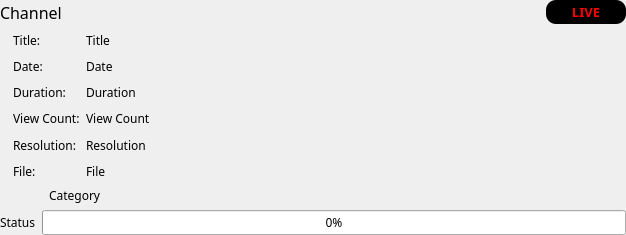
Before: the Qt Designer form resources/ui/downloadPreview.ui in devhotteok/TwitchLink, drawn with Qt 5.
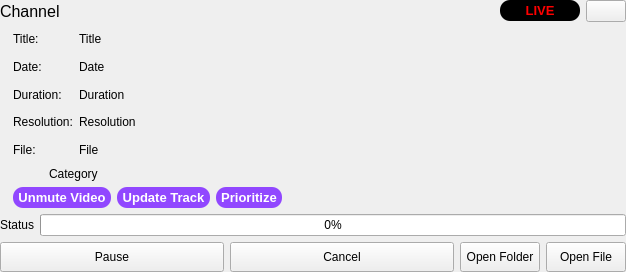
After: the same form once the commit is applied. Icons and pictures are not drawn.

```diff
--- a/resources/ui/downloadPreview.ui
+++ b/resources/ui/downloadPreview.ui
@@ -7,13 +7,14 @@
     <x>0</x>
     <y>0</y>
     <width>626</width>
-    <height>235</height>
+    <height>272</height>
    </rect>
   </property>
-  <property name="font">
-   <font>
-    <family>Arial Rounded MT Bold</family>
-   </font>
+  <property name="cursor">
+   <cursorShape>PointingHandCursor</cursorShape>
+  </property>
+  <property name="locale">
+   <locale language="English" country="UnitedStates"/>
   </property>
   <layout class="QVBoxLayout" name="FormLayout">
    <property name="leftMargin">
@@ -53,7 +54,6 @@
        <widget class="QLabel" name="user_name">
         <property name="font">
          <font>
-          <family>Arial Rounded MT Bold</family>
           <pointsize>12</pointsize>
          </font>
         </property>
@@ -98,7 +98,6 @@
           <widget class="QLabel" name="liveLabel">
            <property name="font">
             <font>
-             <family>Arial Rounded MT Bold</family>
              <pointsize>10</pointsize>
              <weight>75</weight>
              <bold>true</bold>
@@ -115,6 +114,23 @@
         </layout>
        </widget>
       </item>
+      <item>
+       <widget class="QPushButton" name="closeButton">
+        <property name="sizePolicy">
+         <sizepolicy hsizetype="Fixed" vsizetype="Fixed">
+          <horstretch>0</horstretch>
+          <verstretch>0</verstretch>
+         </sizepolicy>
+        </property>
+        <property name="text">
+         <string/>
+        </property>
+        <property name="icon">
+         <iconset>
+          <normaloff>../icons/close.svg</normaloff>../icons/close.svg</iconset>
+        </property>
+       </widget>
+      </item>
      </layout>
     </widget>
    </item>
@@ -169,12 +185,6 @@
           <height>0</height>
          </size>
         </property>
-        <property name="maximumSize">
-         <size>
-          <width>16777215</width>
-          <height>400</height>
-         </size>
-        </property>
         <layout class="QVBoxLayout" name="infoAreaLayout">
          <property name="leftMargin">
           <number>0</number>
@@ -222,71 +232,6 @@
               </property>
              </widget>
             </item>
-            <item row="1" column="0">
-             <widget class="QLabel" name="dateInfo">
-              <property name="sizePolicy">
-               <sizepolicy hsizetype="Preferred" vsizetype="Expanding">
-                <horstretch>0</horstretch>
-                <verstretch>0</verstretch>
-               </sizepolicy>
-              </property>
-              <property name="text">
-               <string>Date:</string>
-              </property>
-             </widget>
-            </item>
-            <item row="2" column="0">
-             <widget class="QLabel" name="durationInfo">
-              <property name="sizePolicy">
-               <sizepolicy hsizetype="Preferred" vsizetype="Expanding">
-                <horstretch>0</horstretch>
-                <verstretch>0</verstretch>
-               </sizepolicy>
-              </property>
-              <property name="text">
-               <string>Duration:</string>
-              </property>
-             </widget>
-            </item>
-            <item row="3" column="0">
-             <widget class="QLabel" name="view_countInfo">
-              <property name="sizePolicy">
-               <sizepolicy hsizetype="Preferred" vsizetype="Expanding">
-                <horstretch>0</horstretch>
-                <verstretch>0</verstretch>
-               </sizepolicy>
-              </property>
-              <property name="text">
-               <string>View Count:</string>
-              </property>
-             </widget>
-            </item>
-            <item row="4" column="0">
-             <widget class="QLabel" name="resolutionInfo">
-              <property name="sizePolicy">
-               <sizepolicy hsizetype="Preferred" vsizetype="Expanding">
-                <horstretch>0</horstretch>
-                <verstretch>0</verstretch>
-               </sizepolicy>
-              </property>
-              <property name="text">
-               <string>Resolution:</string>
-              </property>
-             </widget>
-            </item>
-            <item row="5" column="0">
-             <widget class="QLabel" name="fileInfo">
-              <property name="sizePolicy">
-               <sizepolicy hsizetype="Preferred" vsizetype="Expanding">
-                <horstretch>0</horstretch>
-                <verstretch>0</verstretch>
-               </sizepolicy>
-              </property>
-              <property name="text">
-               <string>File:</string>
-              </property>
-             </widget>
-            </item>
             <item row="0" column="1">
              <widget class="QLabel" name="title">
               <property name="sizePolicy">
@@ -300,6 +245,19 @@
               </property>
              </widget>
             </item>
+            <item row="1" column="0">
+             <widget class="QLabel" name="dateInfo">
+              <property name="sizePolicy">
+               <sizepolicy hsizetype="Preferred" vsizetype="Expanding">
+                <horstretch>0</horstretch>
+                <verstretch>0</verstretch>
+               </sizepolicy>
+              </property>
+              <property name="text">
+               <string>Date:</string>
+              </property>
+             </widget>
+            </item>
             <item row="1" column="1">
              <widget class="QLabel" name="date">
               <property name="sizePolicy">
@@ -313,6 +271,19 @@
               </property>
              </widget>
             </item>
+            <item row="2" column="0">
+             <widget class="QLabel" name="durationInfo">
+              <property name="sizePolicy">
+               <sizepolicy hsizetype="Preferred" vsizetype="Expanding">
+                <horstretch>0</horstretch>
+                <verstretch>0</verstretch>
+               </sizepolicy>
+              </property>
+              <property name="text">
+               <string>Duration:</string>
+              </property>
+             </widget>
+            </item>
             <item row="2" column="1">
              <widget class="QLabel" name="duration">
               <property name="sizePolicy">
@@ -326,20 +297,20 @@
               </property>
              </widget>
             </item>
+            <item row="3" column="0">
+             <widget class="QLabel" name="resolutionInfo">
+              <property name="sizePolicy">
+               <sizepolicy hsizetype="Preferred" vsizetype="Expanding">
+                <horstretch>0</horstretch>
+                <verstretch>0</verstretch>
+               </sizepolicy>
+              </property>
+              <property name="text">
+               <string>Resolution:</string>
+              </property>
+             </widget>
+            </item>
             <item row="3" column="1">
-             <widget class="QLabel" name="view_count">
-              <property name="sizePolicy">
-               <sizepolicy hsizetype="Ignored" vsizetype="Expanding">
-                <horstretch>0</horstretch>
-                <verstretch>0</verstretch>
-               </sizepolicy>
-              </property>
-              <property name="text">
-               <string>View Count</string>
-              </property>
-             </widget>
-            </item>
-            <item row="4" column="1">
              <widget class="QLabel" name="resolution">
               <property name="sizePolicy">
                <sizepolicy hsizetype="Ignored" vsizetype="Expanding">
@@ -352,7 +323,20 @@
               </property>
              </widget>
             </item>
-            <item row="5" column="1">
+            <item row="4" column="0">
+             <widget class="QLabel" name="fileInfo">
+              <property name="sizePolicy">
+               <sizepolicy hsizetype="Preferred" vsizetype="Expanding">
+                <horstretch>0</horstretch>
+                <verstretch>0</verstretch>
+               </sizepolicy>
+              </property>
+              <property name="text">
+               <string>File:</string>
+              </property>
+             </widget>
+            </item>
+            <item row="4" column="1">
              <widget class="QLabel" name="file">
               <property name="sizePolicy">
                <sizepolicy hsizetype="Ignored" vsizetype="Expanding">
@@ -419,11 +403,6 @@
             </item>
             <item>
              <widget class="QLabel" name="category">
-              <property name="font">
-               <font>
-                <family>Arial Rounded MT Bold</family>
-               </font>
-              </property>
               <property name="text">
                <string>Category</string>
               </property>
@@ -432,6 +411,186 @@
            </layout>
           </widget>
          </item>
+         <item>
+          <widget class="QWidget" name="tagArea" native="true">
+           <property name="sizePolicy">
+            <sizepolicy hsizetype="Fixed" vsizetype="Preferred">
+             <horstretch>0</horstretch>
+             <verstretch>0</verstretch>
+            </sizepolicy>
+           </property>
+           <layout class="QHBoxLayout" name="tagAreaLayout">
+            <property name="leftMargin">
+             <number>0</number>
+            </property>
+            <property name="topMargin">
+             <number>0</number>
+            </property>
+            <property name="rightMargin">
+             <number>0</number>
+            </property>
+            <property name="bottomMargin">
+             <number>0</number>
+            </property>
+            <item>
+             <widget class="QWidget" name="unmuteVideoTag" native="true">
+              <property name="sizePolicy">
+               <sizepolicy hsizetype="Preferred" vsizetype="Fixed">
+                <horstretch>0</horstretch>
+                <verstretch>0</verstretch>
+               </sizepolicy>
+              </property>
+              <property name="minimumSize">
+               <size>
+                <width>0</width>
+                <height>20</height>
+               </size>
+              </property>
+              <property name="styleSheet">
+               <string notr="true">color: rgb(255, 255, 255);
+background-color: rgb(145, 71, 255);
+border-radius: 10px;</string>
+              </property>
+              <layout class="QVBoxLayout" name="unmuteVideoTagLayout">
+               <property name="leftMargin">
+                <number>5</number>
+               </property>
+               <property name="topMargin">
+                <number>3</number>
+               </property>
+               <property name="rightMargin">
+                <number>5</number>
+               </property>
+               <property name="bottomMargin">
+                <number>3</number>
+               </property>
+               <item>
+                <widget class="QLabel" name="unmuteVideoTagLabel">
+                 <property name="font">
+                  <font>
+                   <pointsize>10</pointsize>
+                   <weight>75</weight>
+                   <bold>true</bold>
+                  </font>
+                 </property>
+                 <property name="text">
+                  <string>Unmute Video</string>
+                 </property>
+                 <property name="alignment">
+                  <set>Qt::AlignCenter</set>
+                 </property>
+                </widget>
+               </item>
+              </layout>
+             </widget>
+            </item>
+            <item>
+             <widget class="QWidget" name="updateTrackTag" native="true">
+              <property name="sizePolicy">
+               <sizepolicy hsizetype="Preferred" vsizetype="Fixed">
+                <horstretch>0</horstretch>
+                <verstretch>0</verstretch>
+               </sizepolicy>
+              </property>
+              <property name="minimumSize">
+               <size>
+                <width>0</width>
+                <height>20</height>
+               </size>
+              </property>
+              <property name="styleSheet">
+               <string notr="true">color: rgb(255, 255, 255);
+background-color: rgb(145, 71, 255);
+border-radius: 10px;</string>
+              </property>
+              <layout class="QVBoxLayout" name="updateTrackTagLayout">
+               <property name="leftMargin">
+                <number>5</number>
+               </property>
+               <property name="topMargin">
+                <number>3</number>
+               </property>
+               <property name="rightMargin">
+                <number>5</number>
+               </property>
+               <property name="bottomMargin">
+                <number>3</number>
+               </property>
+               <item>
+                <widget class="QLabel" name="updateTrackTagLabel">
+                 <property name="font">
+                  <font>
+                   <pointsize>10</pointsize>
+                   <weight>75</weight>
+                   <bold>true</bold>
+                  </font>
+                 </property>
+                 <property name="text">
+                  <string>Update Track</string>
+                 </property>
+                 <property name="alignment">
+                  <set>Qt::AlignCenter</set>
+                 </property>
+                </widget>
+               </item>
+              </layout>
+             </widget>
+            </item>
+            <item>
+             <widget class="QWidget" name="prioritizeTag" native="true">
+              <property name="sizePolicy">
+               <sizepolicy hsizetype="Preferred" vsizetype="Fixed">
+                <horstretch>0</horstretch>
+                <verstretch>0</verstretch>
+               </sizepolicy>
+              </property>
+              <property name="minimumSize">
+               <size>
+                <width>0</width>
+                <height>20</height>
+               </size>
+              </property>
+              <property name="styleSheet">
+               <string notr="true">color: rgb(255, 255, 255);
+background-color: rgb(145, 71, 255);
+border-radius: 10px;</string>
+              </property>
+              <layout class="QVBoxLayout" name="prioritizeTagLayout">
+               <property name="leftMargin">
+                <number>5</number>
+               </property>
+               <property name="topMargin">
+                <number>3</number>
+               </property>
+               <property name="rightMargin">
+                <number>5</number>
+               </property>
+               <property name="bottomMargin">
+                <number>3</number>
+               </property>
+               <item>
+                <widget class="QLabel" name="prioritizeTagLabel">
+                 <property name="font">
+                  <font>
+                   <pointsize>10</pointsize>
+                   <weight>75</weight>
+                   <bold>true</bold>
+                  </font>
+                 </property>
+                 <property name="text">
+                  <string>Prioritize</string>
+                 </property>
+                 <property name="alignment">
+                  <set>Qt::AlignCenter</set>
+                 </property>
+                </widget>
+               </item>
+              </layout>
+             </widget>
+            </item>
+           </layout>
+          </widget>
+         </item>
         </layout>
        </widget>
       </item>
@@ -461,7 +620,7 @@
        </widget>
       </item>
       <item>
-       <widget class="QProgressBar" name="downloadProgressBar">
+       <widget class="QProgressBar" name="progressBar">
         <property name="value">
          <number>0</number>
         </property>
@@ -470,6 +629,88 @@
      </layout>
     </widget>
    </item>
+   <item>
+    <widget class="QWidget" name="buttonArea" native="true">
+     <property name="sizePolicy">
+      <sizepolicy hsizetype="Preferred" vsizetype="Fixed">
+       <horstretch>0</horstretch>
+       <verstretch>0</verstretch>
+      </sizepolicy>
+     </property>
+     <property name="minimumSize">
+      <size>
+       <width>0</width>
+       <height>30</height>
+      </size>
+     </property>
+     <layout class="QHBoxLayout" name="buttonAreaLayout">
+      <property name="leftMargin">
+       <number>0</number>
+      </property>
+      <property name="topMargin">
+       <number>0</number>
+      </property>
+      <property name="rightMargin">
+       <number>0</number>
+      </property>
+      <property name="bottomMargin">
+       <number>0</number>
+      </property>
+      <item>
+       <widget class="QPushButton" name="pauseButton">
+        <property name="sizePolicy">
+         <sizepolicy hsizetype="Expanding" vsizetype="Preferred">
+          <horstretch>0</horstretch>
+          <verstretch>0</verstretch>
+         </sizepolicy>
+        </property>
+        <property name="text">
+         <string>Pause</string>
+        </property>
+       </widget>
+      </item>
+      <item>
+       <widget class="QPushButton" name="cancelButton">
+        <property name="sizePolicy">
+         <sizepolicy hsizetype="Expanding" vsizetype="Preferred">
+          <horstretch>0</horstretch>
+          <verstretch>0</verstretch>
+         </sizepolicy>
+        </property>
+        <property name="text">
+         <string>Cancel</string>
+        </property>
+       </widget>
+      </item>
+      <item>
+       <widget class="QPushButton" name="openFolderButton">
+        <property name="sizePolicy">
+         <sizepolicy hsizetype="Minimum" vsizetype="Preferred">
+          <horstretch>0</horstretch>
+          <verstretch>0</verstretch>
+         </sizepolicy>
+        </property>
+        <property name="text">
+         <string>Open Folder</string>
+        </property>
+       </widget>
+      </item>
+      <item>
+       <widget class="QPushButton" name="openFileButton">
+        <property name="sizePolicy">
+         <sizepolicy hsizetype="Minimum" vsizetype="Preferred">
+          <horstretch>0</horstretch>
+          <verstretch>0</verstretch>
+         </sizepolicy>
+        </property>
+        <property name="text">
+         <string>Open File</string>
+        </property>
+       </widget>
+      </item>
+     </layout>
+    </widget>
+   </item>
   </layout>
  </widget>
  <resources/>
```
